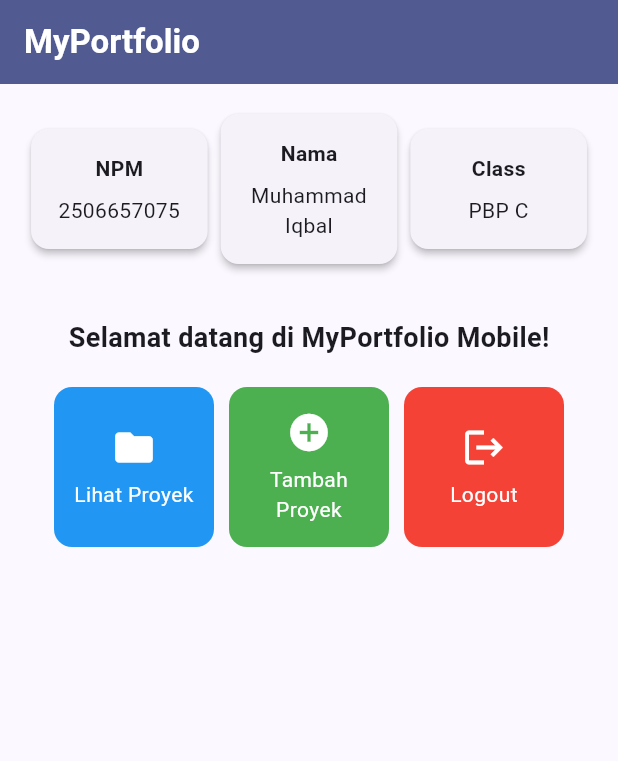
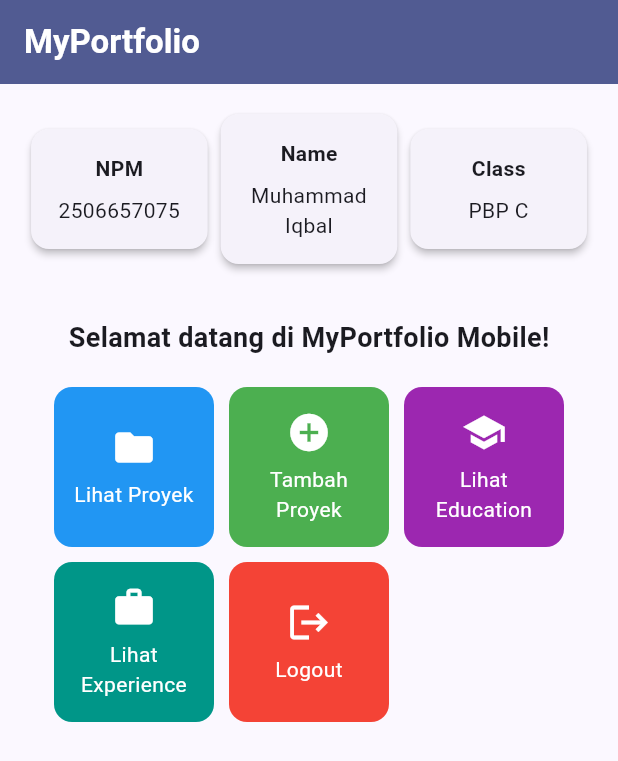
Before and after one commit to labqimm/myportofolio_mobile, a Flutter app: the screen it shows after launch, on a phone screen of 412 x 824 dp. Shown: the top 761 px of the screen. Run offline on Flutter 3.47's test engine with Material 3 defaults, Android fonts, the phone set to English and light mode, and no system bars.

Commit message:
feat: tambah tombol Education dan Experience serta cegah overflow di layar lebar

```diff
--- a/lib/menu.dart
+++ b/lib/menu.dart
@@ -8,7 +8,7 @@ class MyHomePage extends StatelessWidget {
   MyHomePage({super.key});
 
   // Identitas pemilik portofolio yang ditampilkan pada InfoCard.
-  final String npm = "2506657075"; // TODO: ganti dengan NPM kamu
+  final String npm = "2506657075";
   final String nama = "Muhammad Iqbal";
   final String kelas = "PBP C";
 
@@ -17,6 +17,8 @@ class MyHomePage extends StatelessWidget {
   final List<ItemHomepage> items = [
     ItemHomepage("Lihat Proyek", Icons.folder, Colors.blue),
     ItemHomepage("Tambah Proyek", Icons.add_circle, Colors.green),
+    ItemHomepage("Lihat Education", Icons.school, Colors.purple),
+    ItemHomepage("Lihat Experience", Icons.work, Colors.teal),
     ItemHomepage("Logout", Icons.logout, Colors.red),
   ];
 
@@ -31,7 +33,9 @@ class MyHomePage extends StatelessWidget {
         ),
         backgroundColor: Theme.of(context).colorScheme.primary,
       ),
-      body: Padding(
+      // SingleChildScrollView membuat halaman bisa di-scroll jika isinya
+      // lebih tinggi dari layar, sehingga tidak terjadi overflow.
+      body: SingleChildScrollView(
         padding: const EdgeInsets.all(16.0),
         child: Column(
           crossAxisAlignment: CrossAxisAlignment.center,
@@ -41,38 +45,34 @@ class MyHomePage extends StatelessWidget {
               mainAxisAlignment: MainAxisAlignment.spaceEvenly,
               children: [
                 InfoCard(title: 'NPM', content: npm),
-                InfoCard(title: 'Nama', content: nama),
+                InfoCard(title: 'Name', content: nama),
                 InfoCard(title: 'Class', content: kelas),
               ],
             ),
             const SizedBox(height: 16.0),
-            Center(
-              child: Column(
-                children: [
             const Padding(
               padding: EdgeInsets.only(top: 16.0),
               child: Text(
                 'Selamat datang di MyPortfolio Mobile!',
-                      style: TextStyle(
-                        fontWeight: FontWeight.bold,
-                        fontSize: 18.0,
+                style: TextStyle(fontWeight: FontWeight.bold, fontSize: 18.0),
               ),
             ),
-                  ),
-                  // Kisi 3 kolom untuk menampilkan tombol-tombol aksi.
-                  GridView.count(
-                    primary: true,
+            // Lebar kisi dibatasi maksimal 600 piksel agar tombol tidak
+            // membesar berlebihan saat dibuka di layar lebar (browser desktop).
+            ConstrainedBox(
+              constraints: const BoxConstraints(maxWidth: 600),
+              child: GridView.count(
                 padding: const EdgeInsets.all(20),
                 crossAxisSpacing: 10,
                 mainAxisSpacing: 10,
                 crossAxisCount: 3,
-                    // shrinkWrap agar tinggi kisi menyesuaikan jumlah tombol.
+                // shrinkWrap agar tinggi kisi menyesuaikan jumlah tombol, dan
+                // scroll kisi dimatikan karena halaman sudah bisa di-scroll.
                 shrinkWrap: true,
+                physics: const NeverScrollableScrollPhysics(),
                 children: items.map((ItemHomepage item) {
                   return ItemCard(item);
                 }).toList(),
-                  ),
-                ],
               ),
             ),
           ],
```
Lines whose indentation alone changed are shown as unchanged.
